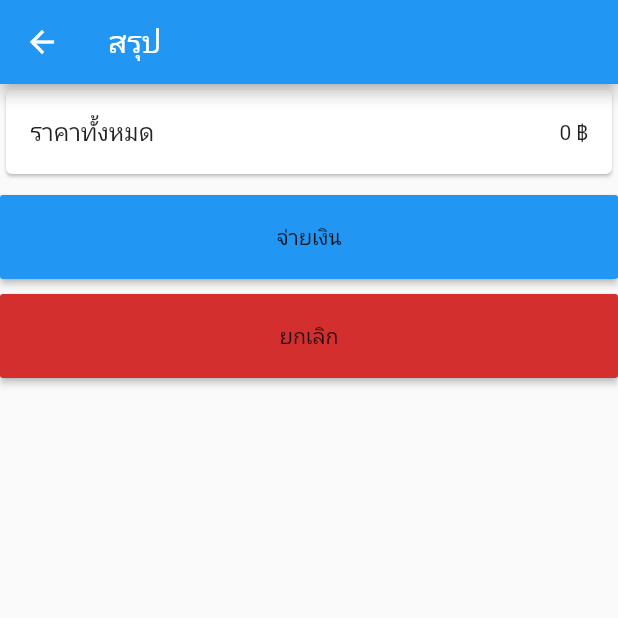
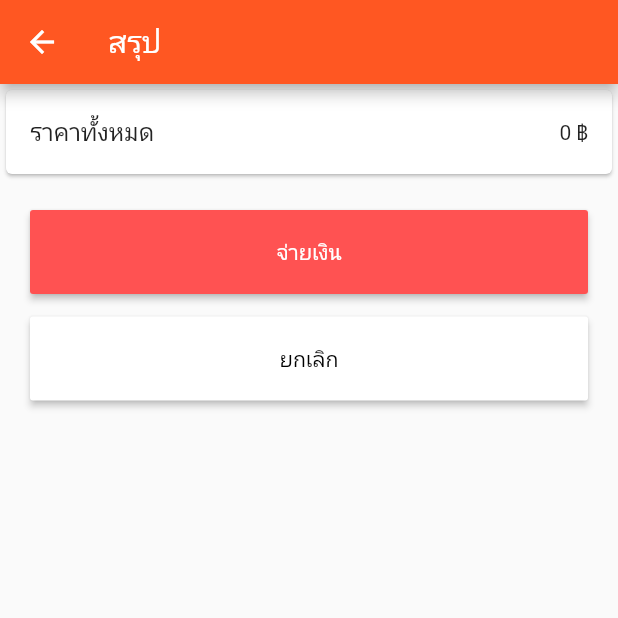
Before and after one commit to Naphaphach/JustYib, a Flutter app: the Summary screen opened directly with empty values, on a phone screen of 412 x 824 dp, the top half of it. Run offline on Flutter 3.47's test engine with Material 2 defaults, Android fonts, the phone set to English and light mode, and no system bars; our stand-ins replace firebase_analytics, package_info; accounts and stored records are empty; network calls fail.

Commit message:
[fix] menu cannot remove

```diff
--- a/lib/main.dart
+++ b/lib/main.dart
@@ -18,7 +18,10 @@ class MyApp extends StatelessWidget {
 
     return new MaterialApp(
       title: 'Just-Yib',
-      theme: new ThemeData(),
+      theme: new ThemeData(
+        primaryColor: Colors.deepOrange.shade500,
+        accentColor: Colors.blueAccent
+      ),
       home: new MyHomePage(title: 'Just-Yib'),
       navigatorObservers: [
         new FirebaseAnalyticsObserver(analytics: analytics),
--- a/lib/models/cart.dart
+++ b/lib/models/cart.dart
@@ -39,6 +39,7 @@ class Cart {
       int current = _menus.putIfAbsent(menu, () => 0);
       if (current > 0) {
         number = current - number;
+        _menus[menu] = number;
       } else {
         _menus.remove(menu);
       }
--- a/lib/views/summary.dart
+++ b/lib/views/summary.dart
@@ -62,11 +62,14 @@ class SummaryState extends State<Summary> {
     if (cart.isStatus(Status.none)) {
       list.add(Padding(
         padding: EdgeInsets.only(top: 10.0),
+        child: Padding(
+          padding: EdgeInsets.symmetric(vertical: 10.0, horizontal: 20.0),
           child: MaterialButton(
             height: 56.0,
-          color: ThemeData.light().primaryColor,
+            color: Colors.redAccent,
             highlightColor: Colors.transparent,
             child: Text("จ่ายเงิน"),
+            textColor: Colors.white,
             onPressed: () {
               print("paid -- done!");
               cart.order();
@@ -75,15 +78,17 @@ class SummaryState extends State<Summary> {
             },
             padding: EdgeInsets.symmetric(vertical: 7.0),
           ),
+        ),
       ));
 
       list.add(Padding(
-        padding: EdgeInsets.symmetric(vertical: 10.0),
+        padding: EdgeInsets.symmetric(vertical: 5.0, horizontal: 20.0),
         child: MaterialButton(
           height: 56.0,
-          color: ThemeData.light().errorColor,
-          highlightColor: Colors.transparent,
+          color: Colors.white,
+          //highlightColor: Colors.transparent,
           child: Text("ยกเลิก"),
+          textColor: Colors.black,
           onPressed: () {
             print("cancel!");
             SingletonCart().cancelCurrentCart();
```
Lines whose indentation alone changed are shown as unchanged.
